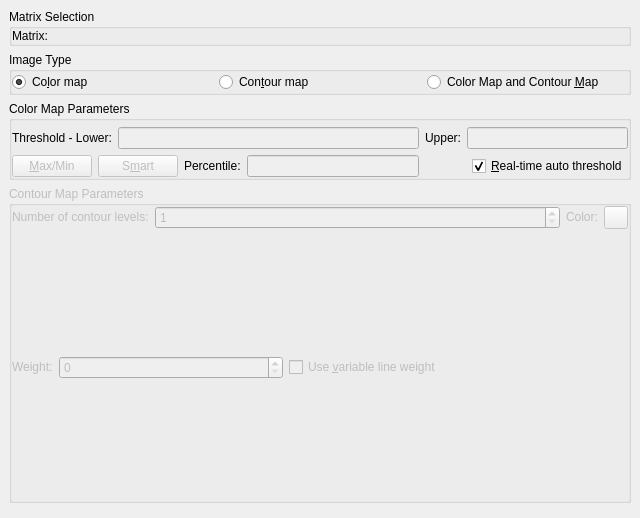
Old version of the form src/libkstapp/imagetab.ui in the repository Kst-plot/kst.
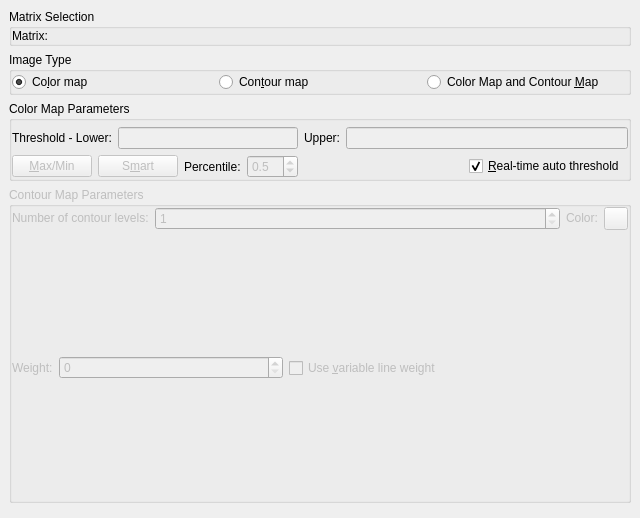
New version of the form. Custom widgets are drawn as their Qt base class.

Commit message: Add Edit support for ImageDialog. Update ImageDialog to include proper calculations for Min/Max and Smart Thresholds.

```diff
--- a/src/libkstapp/imagetab.ui
+++ b/src/libkstapp/imagetab.ui
@@ -304,10 +304,19 @@
          </widget>
         </item>
         <item>
-         <widget class="QLineEdit" name="_smartThresholdValue" >
+         <widget class="QDoubleSpinBox" name="_smartThresholdValue" >
           <property name="enabled" >
            <bool>false</bool>
           </property>
+          <property name="decimals" >
+           <number>1</number>
+          </property>
+          <property name="maximum" >
+           <double>45.000000000000000</double>
+          </property>
+          <property name="value" >
+           <double>0.500000000000000</double>
+          </property>
          </widget>
         </item>
        </layout>
```
Left out of the diff: 12 changed lines with no effect on the pictures. The commit also changes 5 other files.
